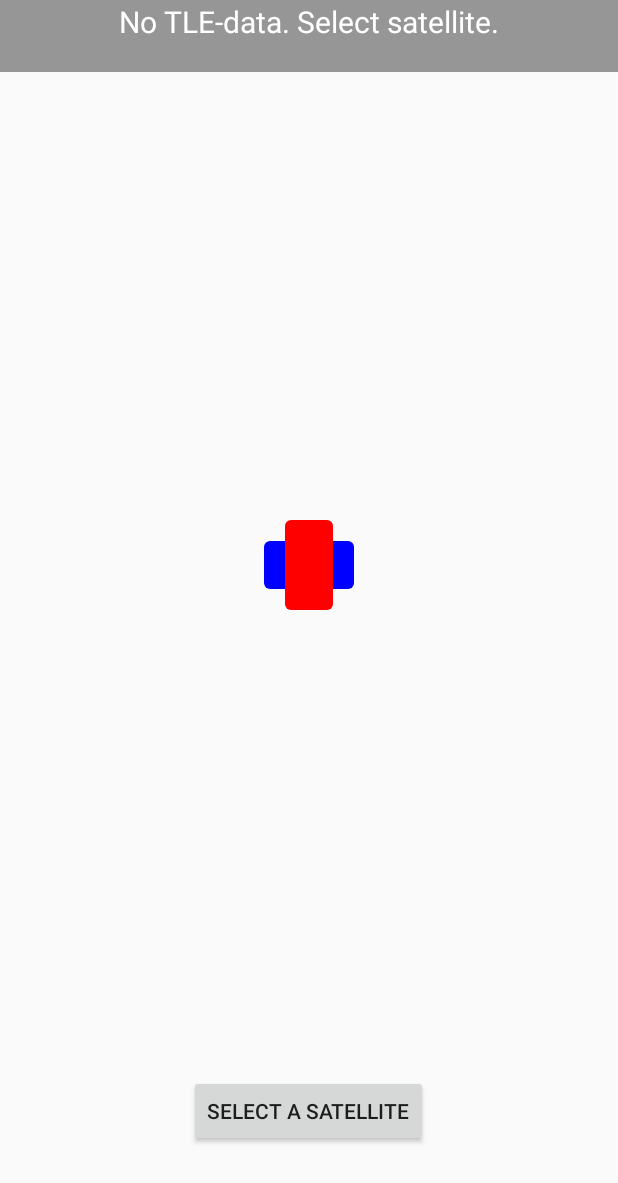
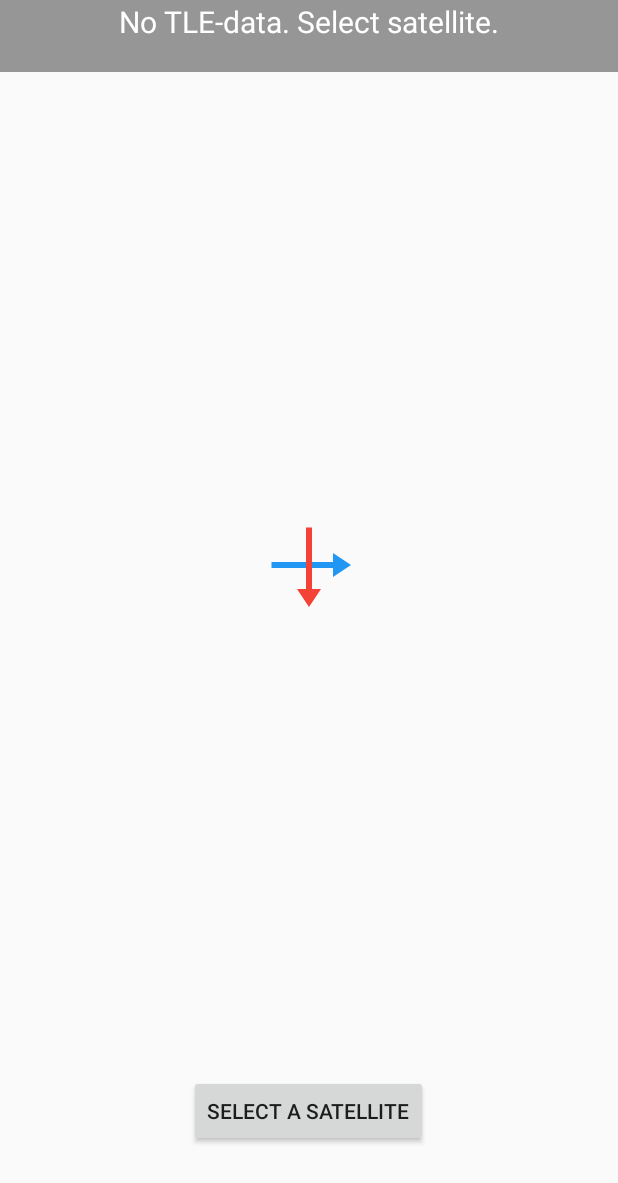
Before and after one commit to Heertsch/SatFinder, an Android app: the MainActivity screen opened directly, with no data from a screen before it, on a phone screen of 412 x 824 dp, the part 53-1236 px from its top. Run offline under Robolectric (Android 15) with nearby library versions, the phone set to English and light mode, and no system bars.

Commit message:
Wiederherstellung der gelöschten arrow_horizontal und arrow_vertical Drawable-Dateien

```diff
--- a/app/src/main/res/drawable/arrow_horizontal.xml
+++ b/app/src/main/res/drawable/arrow_horizontal.xml
@@ -1,6 +1,17 @@
 <?xml version="1.0" encoding="utf-8"?>
-<shape xmlns:android="http://schemas.android.com/apk/res/android"
-    android:shape="rectangle">
-    <solid android:color="#FF0000FF" />
-    <corners android:radius="4dp" />
-</shape>
+<vector xmlns:android="http://schemas.android.com/apk/res/android"
+    android:width="60dp"
+    android:height="32dp"
+    android:viewportWidth="60"
+    android:viewportHeight="32">
+
+    <!-- Horizontaler Pfeil für Azimut (blau) -->
+    <path
+        android:fillColor="#2196F3"
+        android:pathData="M5,14 L50,14 L50,18 L5,18 Z" />
+
+    <!-- Pfeilspitze -->
+    <path
+        android:fillColor="#2196F3"
+        android:pathData="M46,8 L58,16 L46,24 Z" />
+</vector>
--- a/app/src/main/res/drawable/arrow_vertical.xml
+++ b/app/src/main/res/drawable/arrow_vertical.xml
@@ -1,6 +1,17 @@
 <?xml version="1.0" encoding="utf-8"?>
-<shape xmlns:android="http://schemas.android.com/apk/res/android"
-    android:shape="rectangle">
-    <solid android:color="#FFFF0000" />
-    <corners android:radius="4dp" />
-</shape>
+<vector xmlns:android="http://schemas.android.com/apk/res/android"
+    android:width="32dp"
+    android:height="60dp"
+    android:viewportWidth="32"
+    android:viewportHeight="60">
+
+    <!-- Vertikaler Pfeil für Elevation (rot) -->
+    <path
+        android:fillColor="#F44336"
+        android:pathData="M14,5 L18,5 L18,50 L14,50 Z" />
+
+    <!-- Pfeilspitze -->
+    <path
+        android:fillColor="#F44336"
+        android:pathData="M8,46 L16,58 L24,46 Z" />
+</vector>
```
